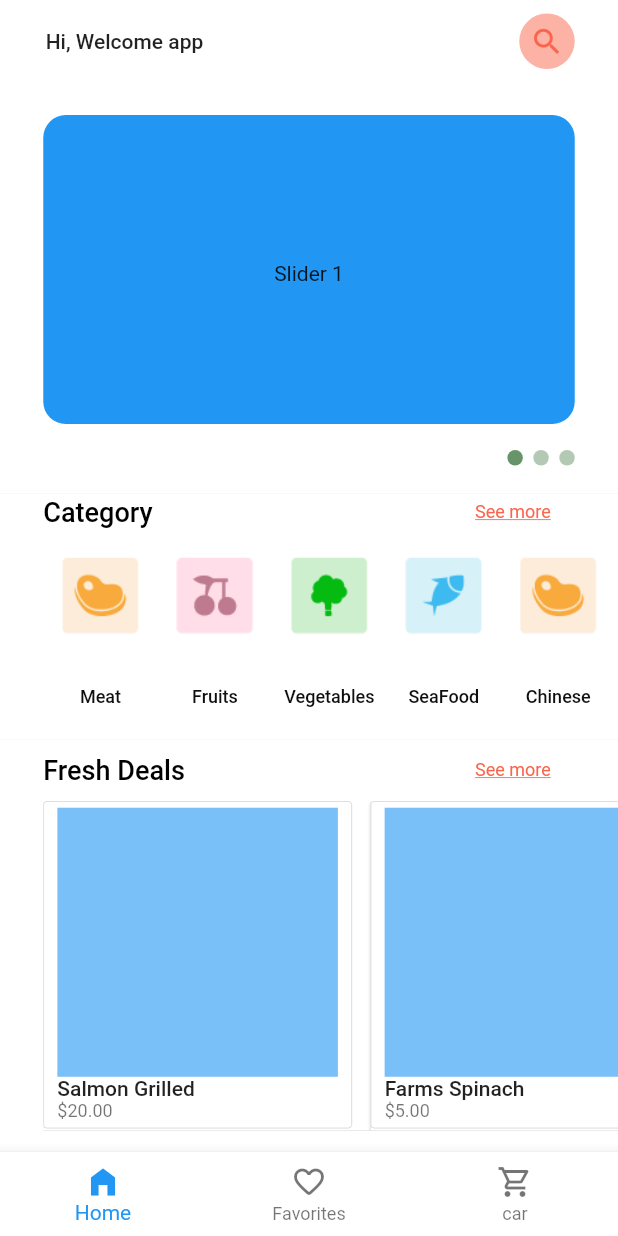
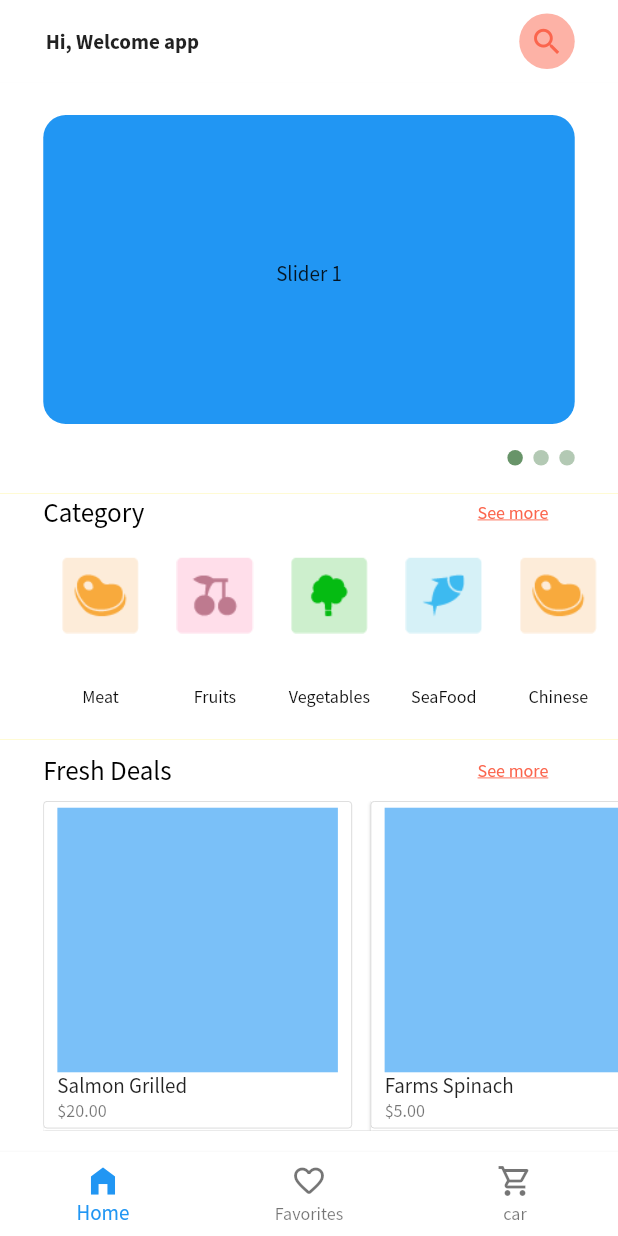
Before and after one commit to DalexisValencia/simple_animation, a Flutter app: the screen it shows after launch, on a phone screen of 412 x 824 dp. Run offline on Flutter 3.47's test engine with Material 2 defaults, Android fonts, the phone set to English and light mode, and no system bars; drawn by our look-alikes of carousel_slider.

Commit message:
Añadiendo fuentes

```diff
--- a/lib/main.dart
+++ b/lib/main.dart
@@ -1,6 +1,7 @@
 import 'dart:async';
 
 import 'package:flutter/material.dart';
+import 'package:flutter_application_1/contansts/constants.dart';
 import 'package:flutter_application_1/screens/home/home.dart';
 import 'package:flutter_application_1/screens/splashScreen.dart';
 
@@ -12,14 +13,15 @@ class MyApp extends StatelessWidget {
   @override
   Widget build(BuildContext context) {
     return MaterialApp(
-      title: 'Flutter Demo',
+      title: 'Simple Motion App',
       debugShowCheckedModeBanner: false,
       theme: ThemeData(
-        primarySwatch: Colors.blue,
+        primaryColor: secondaryColor,
+        fontFamily: 'SourceSansPro',
+        // primarySwatch: Colors.amber,
         visualDensity: VisualDensity.adaptivePlatformDensity,
       ),
       home: MainPage(),
-      // home: HomeApp(),
     );
   }
 }
@@ -38,7 +40,6 @@ class _MainPageState extends State<MainPage> {
       setState(() {
         loading = false;
       });
-      print('ajshd');
     });
   }
 
--- a/lib/screens/home/home.dart
+++ b/lib/screens/home/home.dart
@@ -18,7 +18,9 @@ class HomeApp extends StatelessWidget {
           ),
           child: Text(
             'Hi, Welcome app',
-            style: Theme.of(context).textTheme.bodyText1,
+            style: Theme.of(context).textTheme.bodyText1.copyWith(
+                  fontWeight: FontWeight.bold,
+                ),
           ),
         ),
         toolbarHeight: customToolbarheight,
@@ -79,6 +81,7 @@ class HomeApp extends StatelessWidget {
       bottomNavigationBar: BottomNavigationBar(
         currentIndex: 0,
         backgroundColor: primaryColor,
+        elevation: 0,
         items: [
           BottomNavigationBarItem(
             icon: Icon(Icons.home_filled),
```
Also changed, not shown: pubspec.yaml (+6 -6 lines), assets/fonts/SourceSansPro-Bold.ttf (added), assets/fonts/SourceSansPro-Light.ttf (added), assets/fonts/SourceSansPro-Regular.ttf (added).
